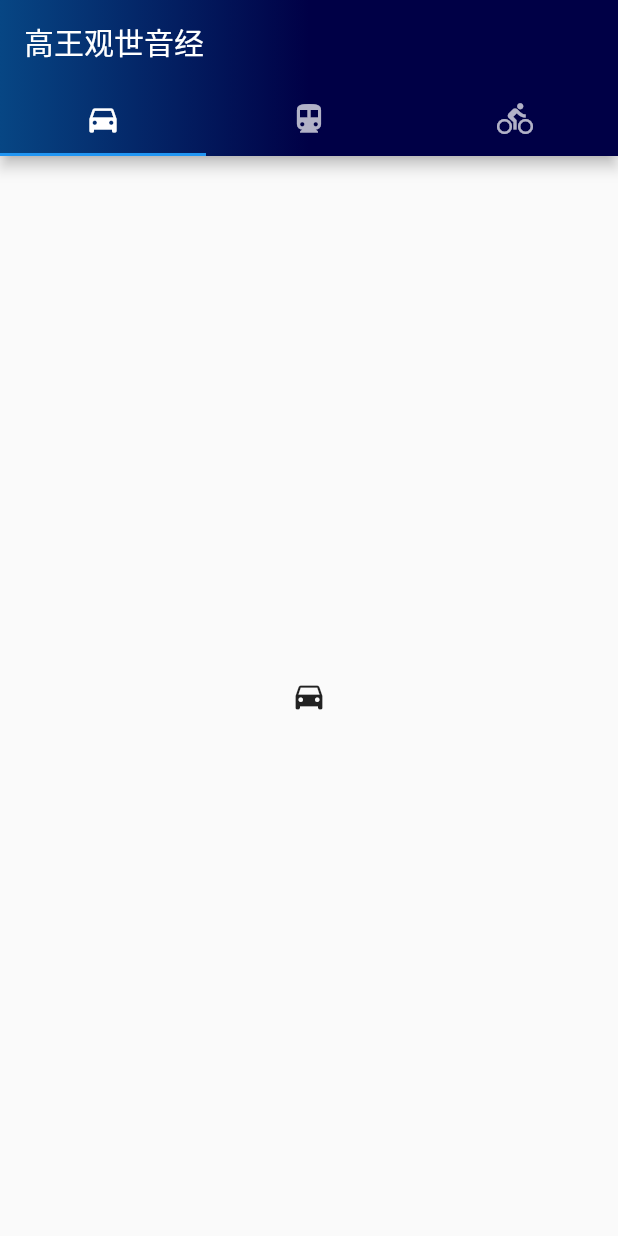
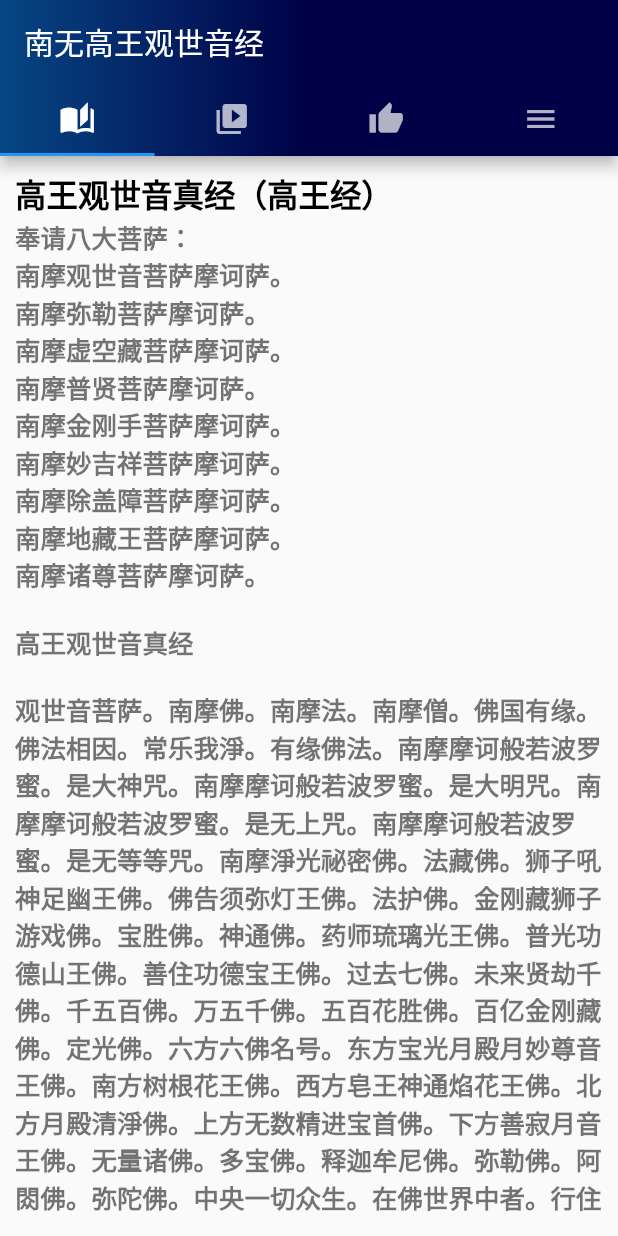
Before and after one commit to FanYeeChok/gao_wang, a Flutter app: the screen it shows after launch, on a phone screen of 412 x 824 dp. Run offline on Flutter 3.47's test engine with Material 2 defaults, Android fonts, the phone set to English and light mode, and no system bars.

Commit message:
added read tab

```diff
--- /dev/null
+++ b/assets/json/gaowang.json
@@ -0,0 +1,36 @@
+{
+    "title":"高王观世音真经（高王经）",
+    "desc":[
+        "\n奉请八大菩萨：",
+        "\n南摩观世音菩萨摩诃萨。",
+        "\n南摩弥勒菩萨摩诃萨。",
+        "\n南摩虚空藏菩萨摩诃萨。",
+        "\n南摩普贤菩萨摩诃萨。",
+        "\n南摩金刚手菩萨摩诃萨。",
+        "\n南摩妙吉祥菩萨摩诃萨。",
+        "\n南摩除盖障菩萨摩诃萨。",
+        "\n南摩地藏王菩萨摩诃萨。",
+        "\n南摩诸尊菩萨摩诃萨。",
+        "\n\n",
+        "高王观世音真经",
+        "\n\n",
+        "观世音菩萨。南摩佛。南摩法。南摩僧。佛国有缘。佛法相因。常乐我淨。有缘佛法。南摩摩诃般若波罗蜜。是大神咒。南摩摩诃般若波罗蜜。是大明咒。南摩摩诃般若波罗蜜。是无上咒。南摩摩诃般若波罗蜜。是无等等咒。",
+        "南摩淨光祕密佛。法藏佛。狮子吼神足幽王佛。佛告须弥灯王佛。法护佛。金刚藏狮子游戏佛。宝胜佛。神通佛。药师琉璃光王佛。普光功德山王佛。善住功德宝王佛。过去七佛。未来贤劫千佛。千五百佛。万五千佛。五百花胜佛。百亿金刚藏佛。定光佛。",
+        "六方六佛名号。东方宝光月殿月妙尊音王佛。南方树根花王佛。西方皂王神通焰花王佛。北方月殿清淨佛。上方无数精进宝首佛。下方善寂月音王佛。无量诸佛。多宝佛。释迦牟尼佛。弥勒佛。阿閦佛。弥陀佛。",
+        "中央一切众生。在佛世界中者。行住于地上。及在虚空中。慈忧于一切众生。各令安稳休息。昼夜修持。心常求诵此经。能灭生死苦。消除诸毒害。",
+        "南摩大明观世音。观明观世音。高明观世音。开明观世音。药王菩萨。药上菩萨。文殊师利菩萨。普贤菩萨。虚空藏菩萨。地藏王菩萨。清凉宝山亿万菩萨。普光王如来化胜菩萨。",
+        "念念诵此经。七佛世尊。即说咒曰：“离婆离婆帝。求诃求诃帝。陀罗尼帝。尼诃囉帝。毘黎你帝。摩诃伽帝。真陵乾帝。梭哈。”（咒七遍）",
+        "\n\n",
+        "十方观世音。一切诸菩萨。誓愿救众生。称名悉解脱。若有智慧者。殷勤为解说。",
+        "\n",
+        "但是有因缘。读诵口不辍。诵经满千遍。念念心不绝。火焰不能伤。刀兵立摧折。",
+        "\n",
+        "恚怒生欢喜。死者变成活。莫言此是虚。诸佛不妄说。高王观世音。能救诸苦厄。",
+        "\n",
+        "临危急难中。死者变成活。诸佛语不虚。是故应顶礼。持诵满千遍。重罪皆消灭。",
+        "\n",
+        "厚福坚信者。专攻受持经。愿以此功德。普及于一切。诵满一千遍。重罪皆消灭。",
+        "\n\n",
+        "高王观世音真经 终。"
+    ]
+}
--- a/lib/home/home.dart
+++ b/lib/home/home.dart
@@ -1,4 +1,5 @@
 import 'package:flutter/material.dart';
+import 'package:gao_wang/home/tab-read.dart';
 
 class MyHomePage extends StatefulWidget {
   MyHomePage({Key key, this.title}) : super(key: key);
@@ -9,13 +10,6 @@ class MyHomePage extends StatefulWidget {
 }
 
 class _MyHomePageState extends State<MyHomePage> {
-  int _counter = 0;
-
-  void _incrementCounter() {
-    setState(() {
-      _counter++;
-    });
-  }
 
   @override
   Widget build(BuildContext context) {
@@ -34,18 +28,26 @@ class _MyHomePageState extends State<MyHomePage> {
         ),
         bottom: TabBar(
           tabs: [
-            Tab(icon: Icon(Icons.directions_car)),
-            Tab(icon: Icon(Icons.directions_transit)),
-            Tab(icon: Icon(Icons.directions_bike)),
+            Tab(icon: Icon(Icons.auto_stories)),
+            Tab(icon: Icon(Icons.video_library)),
+            Tab(icon: Icon(Icons.thumb_up)),
+            Tab(icon: Icon(Icons.menu)),
           ],
         ),
       ),
-      body: const TabBarView(
-      children: [
-        Icon(Icons.directions_car),
-        Icon(Icons.directions_transit),
-        Icon(Icons.directions_bike),
-      ],
+      body: TabBarView(
+        physics: BouncingScrollPhysics(),
+        children: [
+          // Center(
+          //     child: Text(
+          //   article.isEmpty? "loading": article['title'],
+          //   // style: TextStyle(fontSize: 32),
+          // )),
+          TabRead(),
+          Icon(Icons.directions_transit),
+          Icon(Icons.directions_bike),
+          Icon(Icons.directions_bike),
+        ],
       // body: Center(
       //   child: Column(
       //     mainAxisAlignment: MainAxisAlignment.center,
--- /dev/null
+++ b/lib/home/tab-read.dart
@@ -0,0 +1,87 @@
+import 'dart:convert';
+
+import 'package:flutter/material.dart';
+import 'package:flutter/services.dart';
+
+class TabRead extends StatefulWidget {
+  @override
+  _TabReadState createState() => _TabReadState();
+}
+
+class _TabReadState extends State<TabRead> {
+
+  Map<String, dynamic> article = new Map<String, dynamic>();
+  List<String> descList =[];
+
+  @override
+    void initState() {
+      super.initState();
+      readJson();
+    }
+
+  // Fetch content from the json file
+  Future<void> readJson() async {
+    final String response = await rootBundle.loadString('assets/json/gaowang.json');
+    final data = await json.decode(response);
+
+    setState(() {
+      article = data;
+
+      var tagsJson = data['desc'];
+      descList = tagsJson != null ? List.from(tagsJson).cast<String>() : null;
+    });
+  }
+
+@override
+  Widget build(BuildContext context) {
+    // return Center(
+    //           child: Text(
+    //             article.isEmpty? "loading": article['title'],
+    //         // style: TextStyle(fontSize: 32),
+    //           )
+    //         );
+    return Row(
+          children: [
+              Expanded(
+                child: Container(
+                  padding: EdgeInsets.all(10),
+                  child: SingleChildScrollView(
+                    child:Column(
+                    crossAxisAlignment: CrossAxisAlignment.start ,
+                    children : [
+                      // Text(
+                      // "This text is very very very very very very very very very very very very very very very very very very very very very very very very very long",
+                      // )
+                      // Text("\n奉請八大菩薩："),
+                      RichText(
+                        text: TextSpan(
+                            // text: '高王觀世音真經（高王經）',
+                            text: article.isEmpty? "loading": article['title'],
+                            style: TextStyle(
+                                color: Colors.black,
+                                fontSize: 21,
+                                fontWeight: FontWeight.bold),
+                            children:
+                            descList.isNotEmpty? <TextSpan>[
+                              for (var item in descList)
+                              TextSpan(
+                                  // text: "\n奉請八大菩薩：",
+                                  text: item,
+                                  style: TextStyle(
+                                      color: Colors.black54,
+                                      fontSize: 17,
+                                      // fontWeight: FontWeight.bold,
+                                      ),
+                              ),
+                            ] : <TextSpan>[]
+                        ),
+                      ),
+                    ],
+                    ),
+                  ),
+                ),
+            ),
+          ],
+        );
+  }
+}
--- a/lib/main.dart
+++ b/lib/main.dart
@@ -18,8 +18,8 @@ class MyApp extends StatelessWidget {
       ),
       // home: MyHomePage(title: '高王观世音经'),
       home: DefaultTabController(
-              length: 3,
-              child: MyHomePage(title: '高王观世音经'),
+              length: 4,
+              child: MyHomePage(title: '南无高王观世音经'),
             ),
     );
   }
```
Also changed, not shown: lib/home/tab-video.dart (added, +87 -0 lines), pubspec.yaml (+8 -1 lines), assets/launcher_icon/icon.png (added), pubspec.lock, 24 other files.
